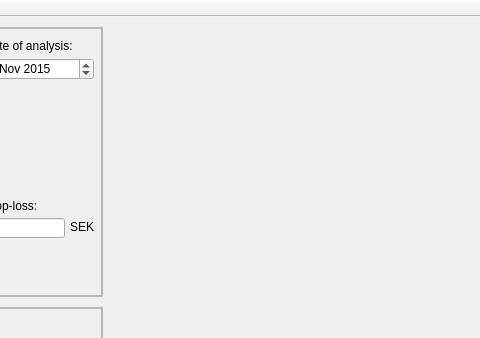
Linkadoo/Prediction_Hit_Rate, file mainwindow.ui: the form before one commit; both pictures show x 177 to 657 and y 0 to 338 of the 1366 by 768 pixel window.
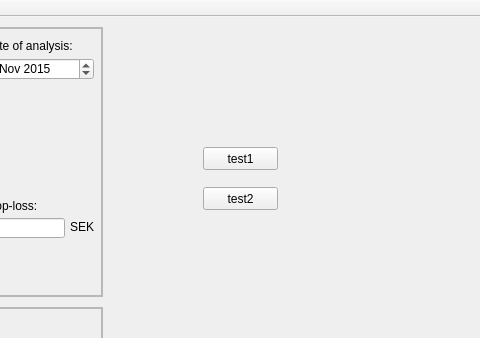
The form after the commit.

```diff
--- a/mainwindow.ui
+++ b/mainwindow.ui
@@ -322,6 +322,32 @@
      </property>
     </column>
    </widget>
+   <widget class="QPushButton" name="testButton1">
+    <property name="geometry">
+     <rect>
+      <x>380</x>
+      <y>130</y>
+      <width>75</width>
+      <height>23</height>
+     </rect>
+    </property>
+    <property name="text">
+     <string>test1</string>
+    </property>
+   </widget>
+   <widget class="QPushButton" name="testButton2">
+    <property name="geometry">
+     <rect>
+      <x>380</x>
+      <y>170</y>
+      <width>75</width>
+      <height>23</height>
+     </rect>
+    </property>
+    <property name="text">
+     <string>test2</string>
+    </property>
+   </widget>
   </widget>
   <widget class="QMenuBar" name="menuBar">
    <property name="geometry">
```
